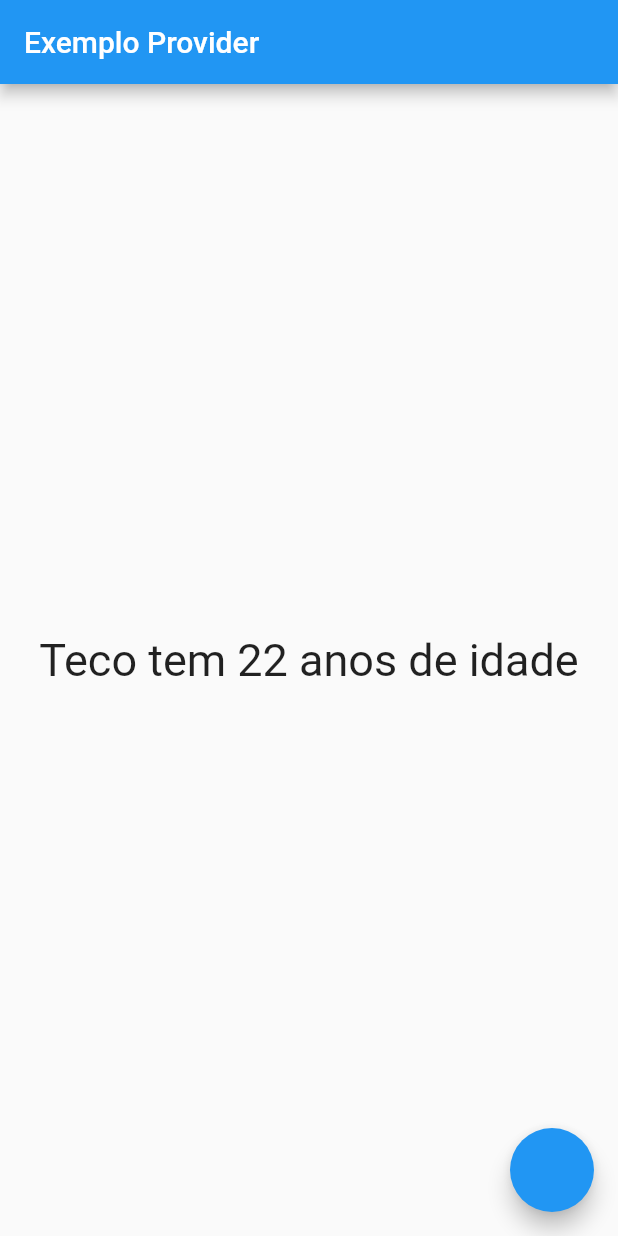
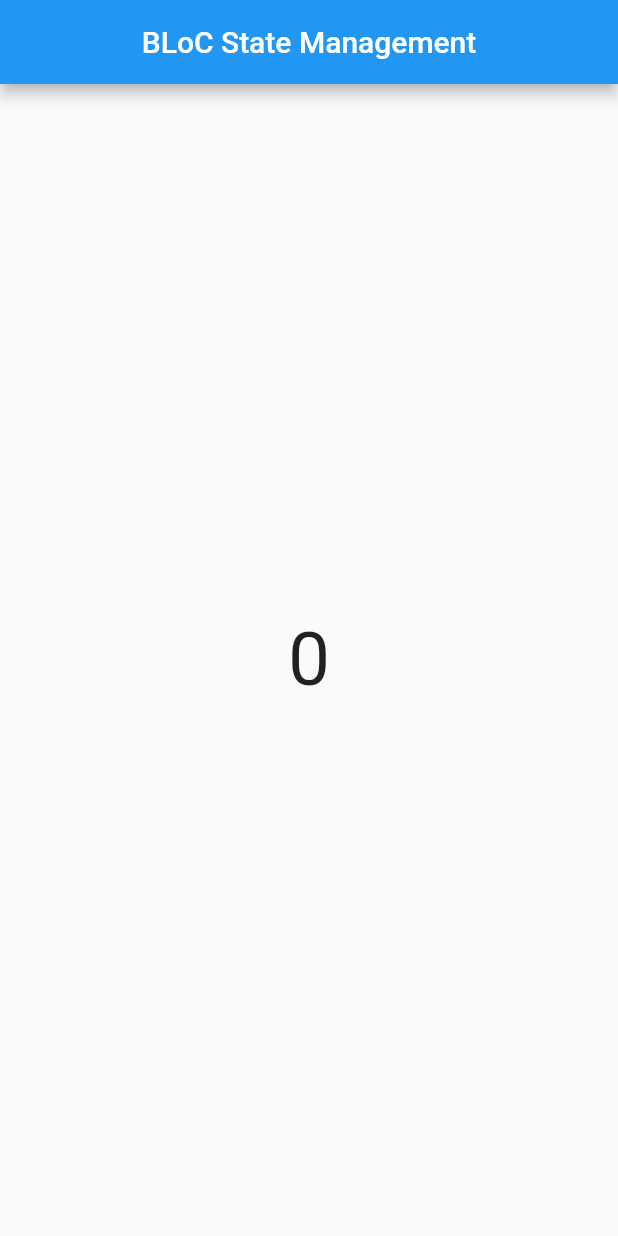
Before and after one commit to lucasantoniodev/Aprendendo_flutter_com_daves, a Flutter app: the screen it shows after launch, on a phone screen of 412 x 824 dp. Run offline on Flutter 3.47's test engine with Material 2 defaults, Android fonts, the phone set to English and light mode, and no system bars.

Commit message:
Uso básico do BLoC

```diff
--- a/lib/main.dart
+++ b/lib/main.dart
@@ -1,50 +1,69 @@
 import 'package:flutter/material.dart';
-import 'package:provider/provider.dart';
+import 'dart:async';
 
 void main() {
-  runApp(
-    // Provedor dinámico
-    ChangeNotifierProvider(
-        create: (context) => Pessoa(22, 'Teco'), child: MyApp()),
-  );
+  runApp(const MyApp());
 }
 
-// Classe com o modelo dos dados e com características da classe dinámica ChangeNotifier
-class Pessoa with ChangeNotifier {
-  String nome = 'João';
-  int idade = 30;
+class ContadorBloc {
+  // Fluxo
+  // Sink -  fluxo de entrada
+  StreamController<int> valorSink = StreamController();
 
-  Pessoa(this.idade, this.nome);
+  // Stream - fluxo de saída
+  Stream<int> get valorStream => valorSink.stream;
 
-  void incrementAge() {
-    this.idade++;
-    notifyListeners();
+  ContadorBloc() {
+    valorSink.add(0); // Valor base para começar
+  }
+
+  dispose() {
+    valorSink.close(); // Encerrando o fluxo
   }
 }
 
-// Utilizar um provoder permite que uma classe Stateless que não tem alterações passe a ter já que o está está sendo gerenciado pelo provider.
-class MyApp extends StatelessWidget {
+class MyApp extends StatefulWidget {
   const MyApp({Key? key}) : super(key: key);
+
+  @override
+  State<MyApp> createState() => _MyAppState();
+}
+
+class _MyAppState extends State<MyApp> {
+  final ContadorBloc bloc = ContadorBloc();
+  String texto = 'BLoC State Management';
+
+
+
 
   @override
   Widget build(BuildContext context) {
     return MaterialApp(
-        // Widget responsável por facilitar o consumo do provider, sem precisar escrever tanto para acessar os parâmetros
-        home: Consumer<Pessoa>(
-      builder: (context, pessoa, child) => Scaffold(
-        appBar: AppBar(title: Text('Exemplo Provider')),
-        body: Center(
-          child: Text(
-            // Consumer      // Modelo antigo, sem Consumer
-            '${pessoa.nome} tem ${context.select((Pessoa p) => p.idade)} anos de idade',
-            style: TextStyle(fontSize: 30),
+      home: StreamBuilder<int>(
+        stream: bloc.valorStream,
+        builder: (context, snapshot) => Scaffold(
+          appBar: AppBar(
+            title: Center(
+              child: Text(texto),
+            ),
+          ),
+          body: GestureDetector(
+            onTap: () {
+              print('Clicou');
+              // incrementaValor();
+              print(snapshot.data);
+              bloc.valorSink.add(snapshot.data! + 1);
+            },
+            child: Center(
+              child: Text(
+                snapshot.data.toString(),
+                textDirection: TextDirection.ltr,
+                style: TextStyle(fontSize: 50),
+              ),
+            ),
           ),
         ),
-        floatingActionButton: FloatingActionButton(
-          onPressed: () => pessoa.incrementAge(),
-          // Antigo: Provider.of<Pessoa>(context, listen: false).incrementAge()),
-        ),
       ),
-    ));
+    );
   }
 }
```
